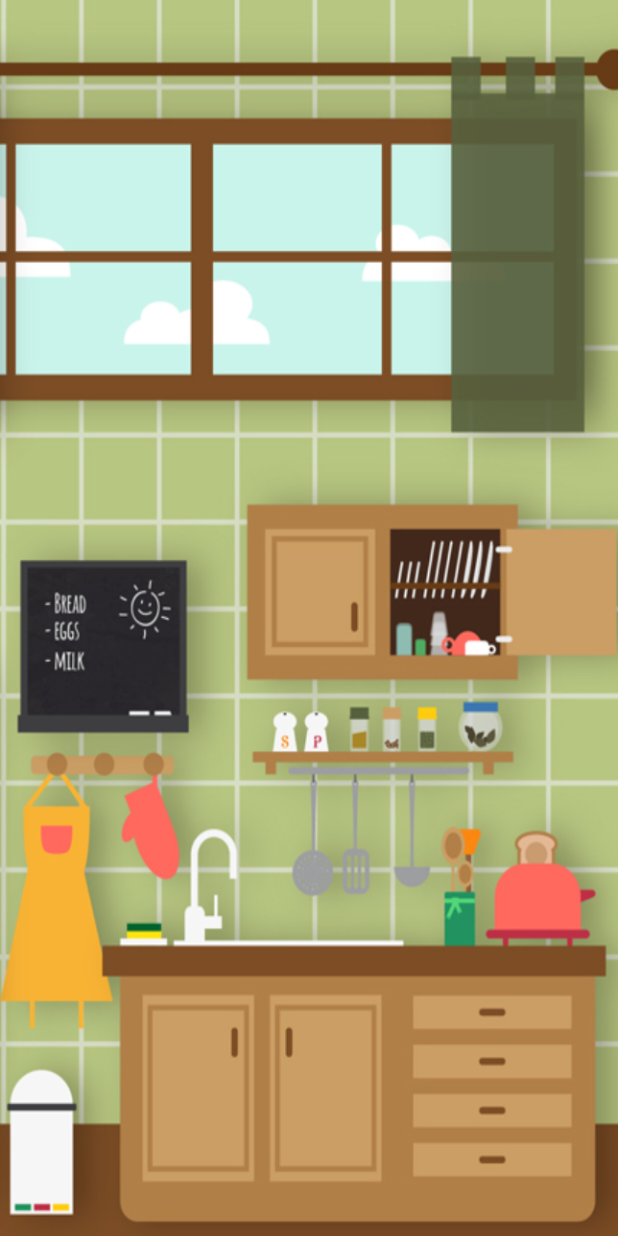
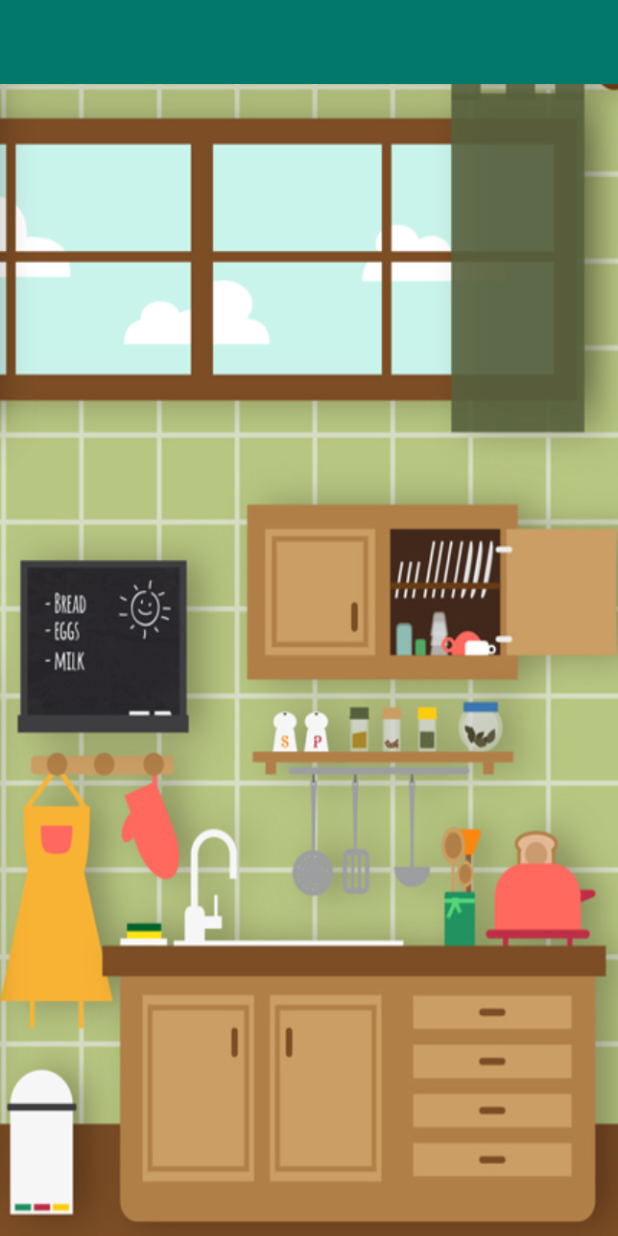
Before and after one commit to benitkibabu/cloudappdev, an Android app: the layout activity_recipe.xml on its own in the app's theme, with its tools: preview values and no code run, on a phone screen of 412 x 824 dp. Run offline under Robolectric (Android 15) with nearby library versions, the phone set to English and light mode, and no system bars.

Commit message:
21/10/2016

```diff
--- a/VirtualKitchen/app/src/main/AndroidManifest.xml
+++ b/VirtualKitchen/app/src/main/AndroidManifest.xml
@@ -40,6 +40,8 @@
         <activity
             android:name=".activities.Recipes"
             android:label="@string/title_activity_recipes"
+            android:configChanges="keyboard|keyboardHidden|screenLayout|screenSize|orientation"
+            android:screenOrientation="portrait"
             android:theme="@style/KitchenTheme"></activity>
     </application>
 
--- a/VirtualKitchen/app/src/main/java/com/cloudappdev/ben/virtualkitchen/fragments/Recipe.java
+++ b/VirtualKitchen/app/src/main/java/com/cloudappdev/ben/virtualkitchen/fragments/Recipe.java
@@ -4,6 +4,8 @@ import android.content.Context;
 import android.net.Uri;
 import android.os.Bundle;
 import android.support.v4.app.Fragment;
+import android.support.v4.widget.SwipeRefreshLayout;
+import android.support.v7.widget.RecyclerView;
 import android.view.LayoutInflater;
 import android.view.View;
 import android.view.ViewGroup;
@@ -21,6 +23,8 @@ public class Recipe extends Fragment {
     private String mParam2;
 
    // private OnFragmentInteractionListener mListener;
+    private RecyclerView recyclerView;
+    private SwipeRefreshLayout swipeRefreshLayout;
 
     public Recipe() {
     }
--- a/VirtualKitchen/app/src/main/res/layout/activity_recipe.xml
+++ b/VirtualKitchen/app/src/main/res/layout/activity_recipe.xml
@@ -1,14 +1,25 @@
 <?xml version="1.0" encoding="utf-8"?>
 <RelativeLayout xmlns:android="http://schemas.android.com/apk/res/android"
+    xmlns:app="http://schemas.android.com/apk/res-auto"
     xmlns:tools="http://schemas.android.com/tools"
     android:id="@+id/activity_recipe"
     android:layout_width="match_parent"
     android:layout_height="match_parent"
-    android:paddingBottom="@dimen/activity_vertical_margin"
-    android:paddingLeft="@dimen/activity_horizontal_margin"
-    android:paddingRight="@dimen/activity_horizontal_margin"
-    android:paddingTop="@dimen/activity_vertical_margin"
     android:background="@mipmap/kitchen_1"
-    tools:context="com.cloudappdev.ben.virtualkitchen.fragments.Recipe">
+    tools:context="com.cloudappdev.ben.virtualkitchen.fragments.Recipe"
+    android:orientation="vertical">
 
+    <android.support.v7.widget.Toolbar
+        android:layout_width="match_parent"
+        android:layout_height="wrap_content"
+        android:background="?attr/colorPrimaryDark"
+        android:theme="?attr/actionBarTheme"
+        android:minHeight="?attr/actionBarSize"
+        android:id="@+id/toolbar3" />
+
+    <android.support.v7.widget.RecyclerView
+        android:layout_width="match_parent"
+        android:layout_height="match_parent"
+        android:layout_below="@+id/toolbar3"
+        android:layout_alignParentStart="true" />
 </RelativeLayout>
```
Also changed, not shown: VirtualKitchen/app/src/main/res/layout/recipe_item.xml (added, +24 -0 lines).
